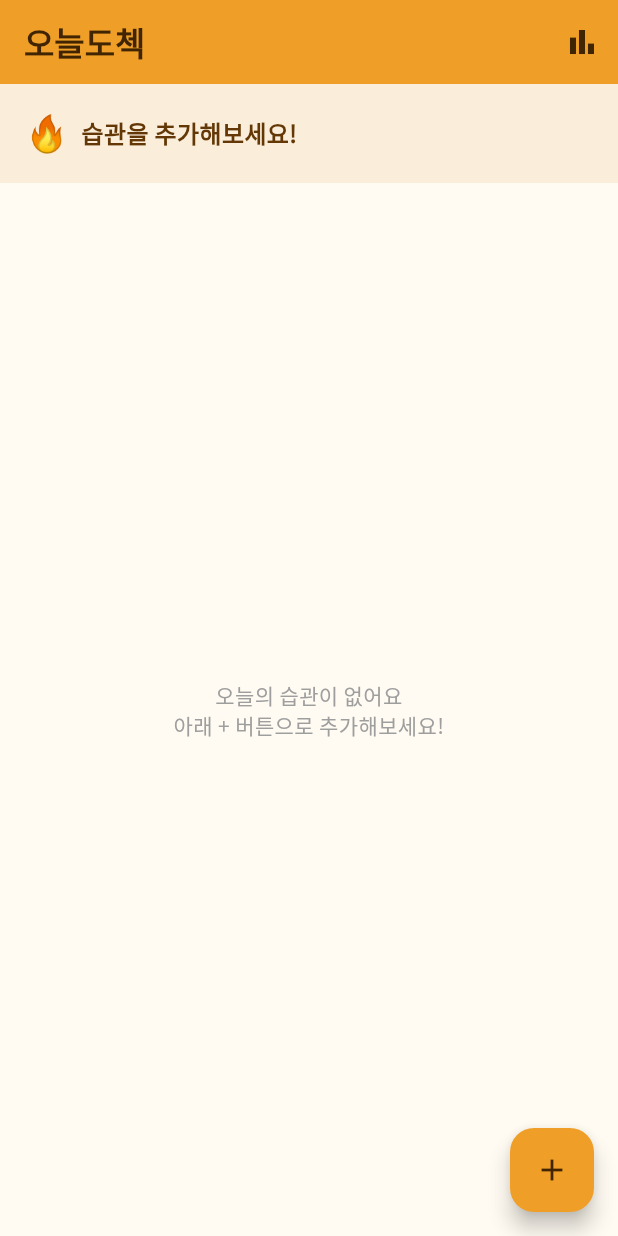
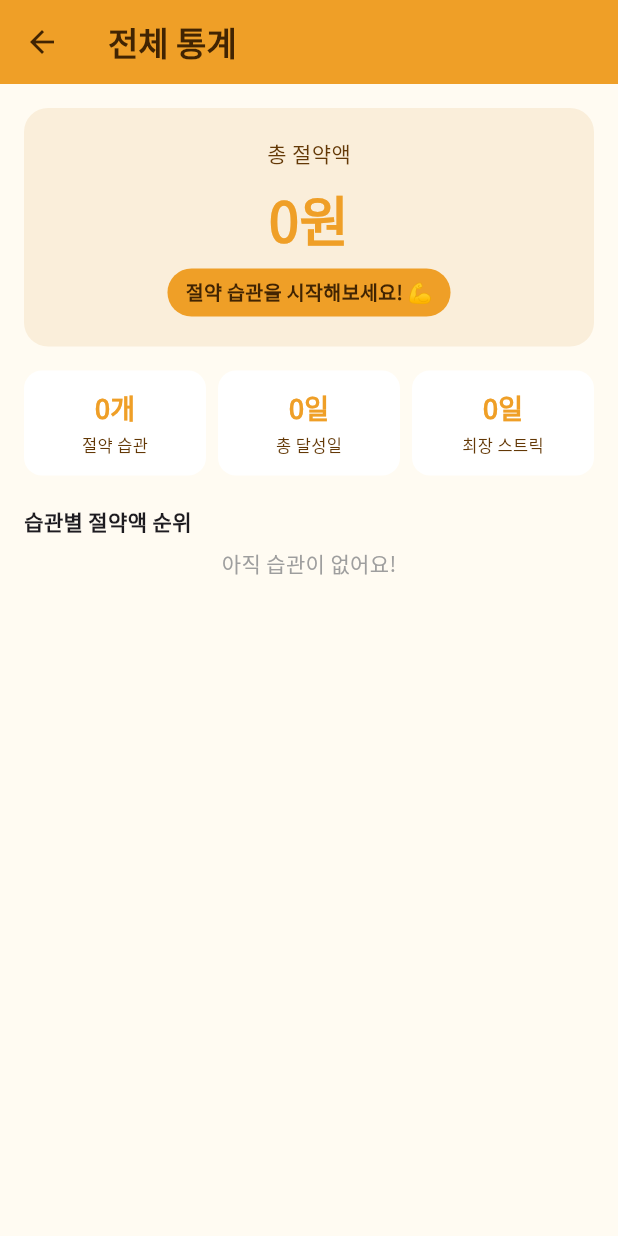
Before and after one commit to newocj-hub/oneuldo-chek, a Flutter app: the screen it shows after launch, after a tap on the "bar chart" icon, on a phone screen of 412 x 824 dp. Run offline on Flutter 3.47's test engine with Material 3 defaults, Android fonts, the phone set to English and light mode, and no system bars; our stand-ins replace google_fonts, hive, hive_flutter; accounts and stored records are empty.

Commit message:
feat: 전체 통계 화면 구현 - MVP 완성

```diff
--- a/lib/screens/home_screen.dart
+++ b/lib/screens/home_screen.dart
@@ -3,6 +3,7 @@ import 'package:hive_flutter/hive_flutter.dart';
 import '../models/habit.dart';
 import 'add_habit_screen.dart';
 import 'habit_detail_screen.dart';
+import 'stats_screen.dart';
 
 class HomeScreen extends StatelessWidget {
   const HomeScreen({super.key});
@@ -36,7 +37,12 @@ class HomeScreen extends StatelessWidget {
         actions: [
           IconButton(
             icon: const Icon(Icons.bar_chart, color: Color(0xFF412402)),
-            onPressed: () {},
+            onPressed: () {
+              Navigator.push(
+                context,
+                MaterialPageRoute(builder: (_) => const StatsScreen()),
+              );
+            },
           ),
         ],
       ),
--- /dev/null
+++ b/lib/screens/stats_screen.dart
@@ -0,0 +1,261 @@
+import 'package:flutter/material.dart';
+import 'package:hive_flutter/hive_flutter.dart';
+import '../models/habit.dart';
+
+class StatsScreen extends StatelessWidget {
+  const StatsScreen({super.key});
+
+  String _formatMoney(int amount) {
+    return amount.toString().replaceAllMapped(
+      RegExp(r'(\d{1,3})(?=(\d{3})+(?!\d))'),
+      (m) => '${m[1]},',
+    );
+  }
+
+  String _getFunMessage(int amount) {
+    if (amount <= 0) return '절약 습관을 시작해보세요! 💪';
+    if (amount < 10000) return '편의점 간식 ${(amount ~/ 2000)}개를 살 수 있어요! 🍫';
+    if (amount < 30000) return '치킨 ${(amount ~/ 20000)}마리를 살 수 있어요! 🍗';
+    if (amount < 100000) return '맛있는 식사 ${(amount ~/ 30000)}번을 할 수 있어요! 🍽️';
+    if (amount < 500000) return '여행 적금 ${_formatMoney(amount)}원 모았어요! ✈️';
+    return '대단해요! ${_formatMoney(amount)}원이나 절약했어요! 🏆';
+  }
+
+  @override
+  Widget build(BuildContext context) {
+    final box = Hive.box<Habit>('habits');
+
+    return Scaffold(
+      backgroundColor: const Color(0xFFFFFBF2),
+      appBar: AppBar(
+        backgroundColor: const Color(0xFFEF9F27),
+        title: const Text(
+          '전체 통계',
+          style: TextStyle(
+            color: Color(0xFF412402),
+            fontWeight: FontWeight.bold,
+          ),
+        ),
+        iconTheme: const IconThemeData(color: Color(0xFF412402)),
+      ),
+      body: ValueListenableBuilder(
+        valueListenable: box.listenable(),
+        builder: (context, Box<Habit> box, _) {
+          final habits = box.values.toList();
+          final totalSaving = habits.fold<int>(
+            0,
+            (sum, h) => sum + h.totalSaving,
+          );
+          final totalDays = habits.fold<int>(
+            0,
+            (sum, h) => sum + h.completedDates.length,
+          );
+          final longestStreak = habits.isEmpty
+              ? 0
+              : habits
+                    .map((h) => h.longestStreak)
+                    .reduce((a, b) => a > b ? a : b);
+
+          // 절약액 순위 정렬
+          final sortedHabits = [...habits]
+            ..sort((a, b) => b.totalSaving.compareTo(a.totalSaving));
+
+          return SingleChildScrollView(
+            padding: const EdgeInsets.all(16),
+            child: Column(
+              crossAxisAlignment: CrossAxisAlignment.start,
+              children: [
+                // 총 절약액 메인 카드
+                Container(
+                  width: double.infinity,
+                  padding: const EdgeInsets.all(20),
+                  decoration: BoxDecoration(
+                    color: const Color(0xFFFAEEDA),
+                    borderRadius: BorderRadius.circular(16),
+                  ),
+                  child: Column(
+                    children: [
+                      const Text(
+                        '총 절약액',
+                        style: TextStyle(
+                          fontSize: 14,
+                          color: Color(0xFF633806),
+                        ),
+                      ),
+                      const SizedBox(height: 8),
+                      Text(
+                        '${_formatMoney(totalSaving)}원',
+                        style: const TextStyle(
+                          fontSize: 36,
+                          fontWeight: FontWeight.bold,
+                          color: Color(0xFFEF9F27),
+                        ),
+                      ),
+                      const SizedBox(height: 8),
+                      Container(
+                        padding: const EdgeInsets.symmetric(
+                          horizontal: 12,
+                          vertical: 6,
+                        ),
+                        decoration: BoxDecoration(
+                          color: const Color(0xFFEF9F27),
+                          borderRadius: BorderRadius.circular(20),
+                        ),
+                        child: Text(
+                          _getFunMessage(totalSaving),
+                          style: const TextStyle(
+                            fontSize: 13,
+                            color: Color(0xFF412402),
+                            fontWeight: FontWeight.bold,
+                          ),
+                        ),
+                      ),
+                    ],
+                  ),
+                ),
+                const SizedBox(height: 16),
+
+                // 요약 통계
+                Row(
+                  children: [
+                    _StatCard(label: '절약 습관', value: '${habits.length}개'),
+                    const SizedBox(width: 8),
+                    _StatCard(label: '총 달성일', value: '${totalDays}일'),
+                    const SizedBox(width: 8),
+                    _StatCard(label: '최장 스트릭', value: '${longestStreak}일'),
+                  ],
+                ),
+                const SizedBox(height: 20),
+
+                // 습관별 절약액 순위
+                const Text(
+                  '습관별 절약액 순위',
+                  style: TextStyle(fontWeight: FontWeight.bold),
+                ),
+                const SizedBox(height: 8),
+                if (habits.isEmpty)
+                  const Center(
+                    child: Text(
+                      '아직 습관이 없어요!',
+                      style: TextStyle(color: Colors.grey),
+                    ),
+                  )
+                else
+                  ...sortedHabits.asMap().entries.map((entry) {
+                    final index = entry.key;
+                    final habit = entry.value;
+                    final maxSaving = sortedHabits.first.totalSaving;
+                    final ratio = maxSaving == 0
+                        ? 0.0
+                        : habit.totalSaving / maxSaving;
+
+                    return Container(
+                      margin: const EdgeInsets.only(bottom: 10),
+                      padding: const EdgeInsets.all(12),
+                      decoration: BoxDecoration(
+                        color: Colors.white,
+                        borderRadius: BorderRadius.circular(12),
+                      ),
+                      child: Row(
+                        children: [
+                          Text(
+                            '${index + 1}',
+                            style: TextStyle(
+                              fontSize: 14,
+                              fontWeight: FontWeight.bold,
+                              color: index == 0
+                                  ? const Color(0xFFEF9F27)
+                                  : const Color(0xFF888780),
+                            ),
+                          ),
+                          const SizedBox(width: 8),
+                          Text(
+                            habit.icon,
+                            style: const TextStyle(fontSize: 20),
+                          ),
+                          const SizedBox(width: 8),
+                          Expanded(
+                            child: Column(
+                              crossAxisAlignment: CrossAxisAlignment.start,
+                              children: [
+                                Text(
+                                  habit.name,
+                                  style: const TextStyle(
+                                    fontWeight: FontWeight.bold,
+                                    fontSize: 13,
+                                  ),
+                                ),
+                                const SizedBox(height: 4),
+                                ClipRRect(
+                                  borderRadius: BorderRadius.circular(4),
+                                  child: LinearProgressIndicator(
+                                    value: ratio,
+                                    backgroundColor: const Color(0xFFFAEEDA),
+                                    valueColor:
+                                        const AlwaysStoppedAnimation<Color>(
+                                          Color(0xFFEF9F27),
+                                        ),
+                                    minHeight: 8,
+                                  ),
+                                ),
+                              ],
+                            ),
+                          ),
+                          const SizedBox(width: 8),
+                          Text(
+                            '${_formatMoney(habit.totalSaving)}원',
+                            style: const TextStyle(
+                              fontSize: 13,
+                              fontWeight: FontWeight.bold,
+                              color: Color(0xFF633806),
+                            ),
+                          ),
+                        ],
+                      ),
+                    );
+                  }),
+              ],
+            ),
+          );
+        },
+      ),
+    );
+  }
+}
+
+class _StatCard extends StatelessWidget {
+  final String label;
+  final String value;
+
+  const _StatCard({required this.label, required this.value});
+
+  @override
+  Widget build(BuildContext context) {
+    return Expanded(
+      child: Container(
+        padding: const EdgeInsets.symmetric(vertical: 12),
+        decoration: BoxDecoration(
+          color: Colors.white,
+          borderRadius: BorderRadius.circular(12),
+        ),
+        child: Column(
+          children: [
+            Text(
+              value,
+              style: const TextStyle(
+                fontSize: 18,
+                fontWeight: FontWeight.bold,
+                color: Color(0xFFEF9F27),
+              ),
+            ),
+            const SizedBox(height: 4),
+            Text(
+              label,
+              style: const TextStyle(fontSize: 11, color: Color(0xFF633806)),
+            ),
+          ],
+        ),
+      ),
+    );
+  }
+}
```
